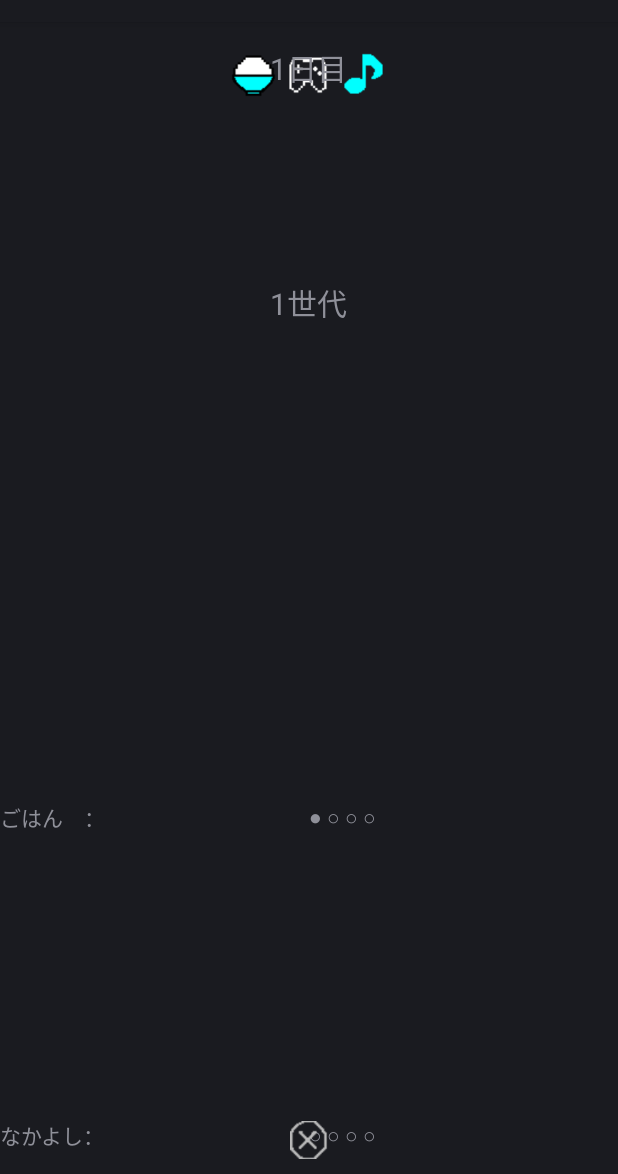
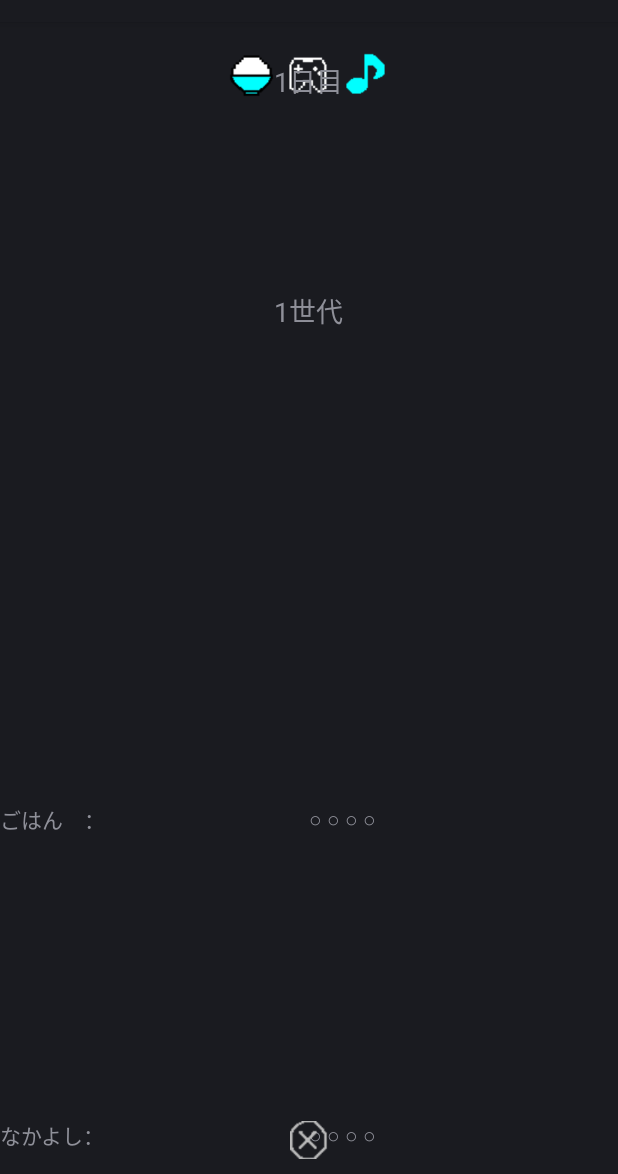
Before and after one commit to triprt/Watchcchi, an Android app: the StatusActivity screen opened directly, with no data from a screen before it, on a phone screen of 412 x 824 dp, the part 62-1236 px from its top. Run offline under Robolectric (Android 15) with nearby library versions, the phone set to English and light mode, and no system bars; plain views replace BoxInsetLayout.

Commit message:
1世代完成

```diff
--- a/app/src/main/java/com/example/watchcchi/EatActivity.kt
+++ b/app/src/main/java/com/example/watchcchi/EatActivity.kt
@@ -21,14 +21,12 @@
         setContentView(R.layout.activity_eat)
         handler = Handler(Looper.getMainLooper())
         watchicchiApp = this.application as WatchicchiApp
-        // プラス1する
-        watchicchiApp.getWatchicchi().feed()
+
         // 食べてるアニメーション
         eating()
     }
 
     private fun eating(){
-
         val images = getEatImage()
         var index = 0
         val delayMillis = getDelayMillis()
@@ -51,6 +49,8 @@
             }
         }
         handler.post(runnable!!)
+        // プラス1する
+        watchicchiApp.getWatchicchi().feed()
     }
 
     private fun getEatType() : EatType{
--- a/app/src/main/res/layout/activity_status.xml
+++ b/app/src/main/res/layout/activity_status.xml
@@ -20,7 +20,7 @@
             android:layout_width="30dp"
             android:layout_height="30dp"
             android:background="@drawable/rice"
-            android:layout_marginHorizontal="3dp"
+            android:layout_marginHorizontal="4dp"
 
             />
         <ImageButton
@@ -28,14 +28,14 @@
             android:layout_width="30dp"
             android:layout_height="30dp"
             android:background="@drawable/game"
-            android:layout_marginHorizontal="3dp"
+            android:layout_marginHorizontal="4dp"
             />
         <ImageButton
             android:id="@+id/sound"
             android:layout_width="30dp"
             android:layout_height="30dp"
             android:background="@drawable/sound_on"
-            android:layout_marginHorizontal="3dp"
+            android:layout_marginHorizontal="4dp"
             />
     </LinearLayout>
 
@@ -50,6 +50,7 @@
             android:layout_width="match_parent"
             android:layout_height="match_parent"
             android:orientation="vertical"
+            android:paddingTop="10dp"
             android:gravity="center_horizontal|top">
 
             <TextView
@@ -59,7 +60,7 @@
                 android:orientation="horizontal"
                 android:layout_weight="1"
                 android:text="1日目"
-                android:textSize="20dp"
+                android:textSize="18dp"
                 />
 
             <TextView
@@ -69,7 +70,7 @@
                 android:orientation="horizontal"
                 android:layout_weight="1"
                 android:text="1世代目"
-                android:textSize="20dp"
+                android:textSize="18dp"
 
                 />
 
```
Also changed, not shown: app/src/main/java/com/example/watchcchi/FriendShip.kt (+9 -3 lines), app/src/main/java/com/example/watchcchi/Hunger.kt (+12 -3 lines), app/src/main/java/com/example/watchcchi/MainActivity.kt (+28 -7 lines), app/src/main/java/com/example/watchcchi/Watchcchi.kt (+19 -3 lines), app/src/main/res/drawable/hiyoko.png, app/src/main/res/drawable/hiyoko_open_mouth.png (added), app/src/main/res/drawable/niwatori_open_mouth.png (added), 9 other files.
